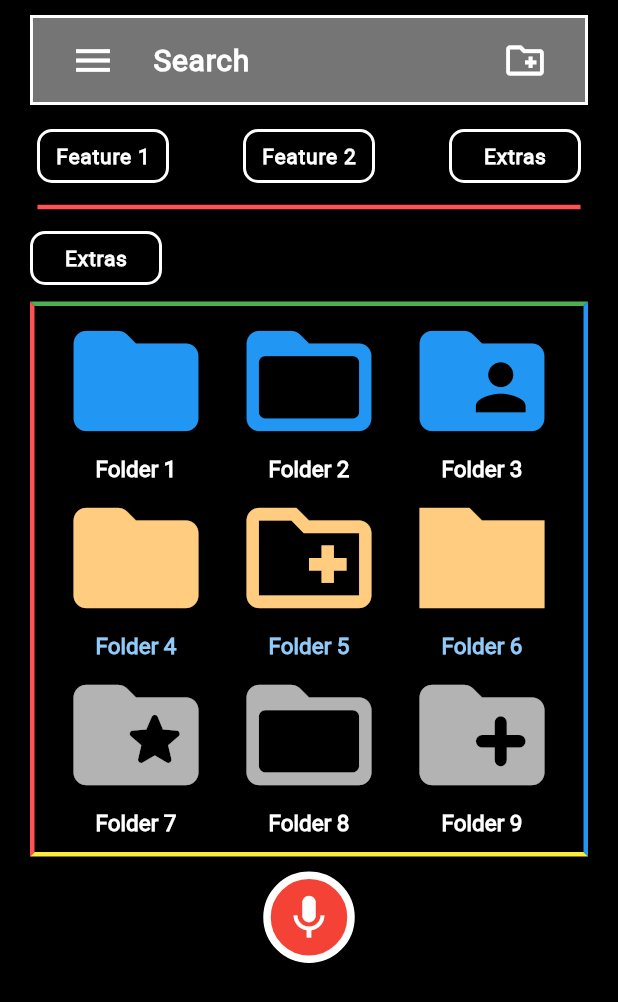
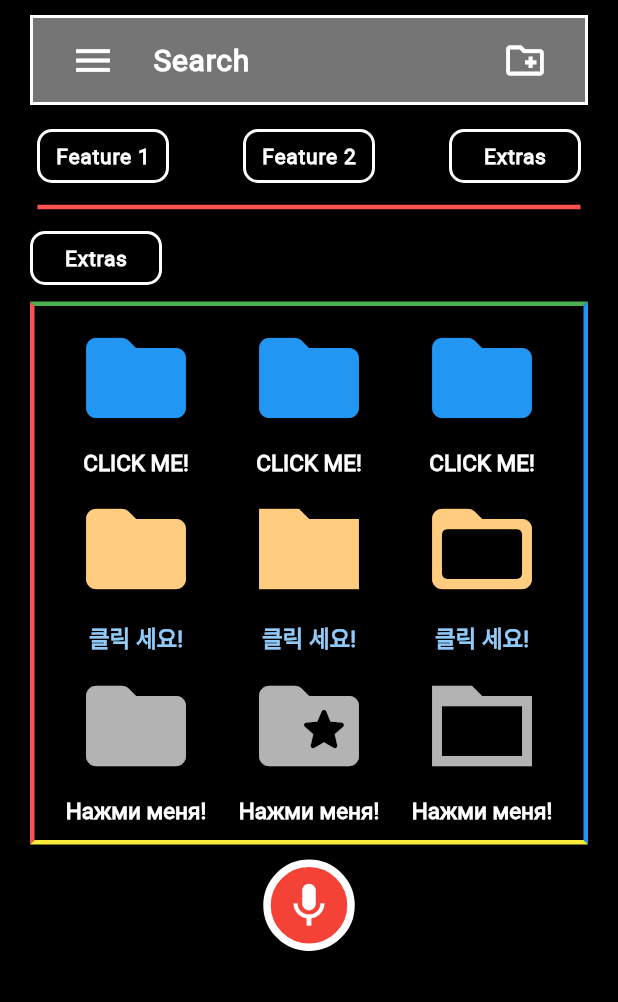
Before and after one commit to NotJustCode3/The_Complete_Recorder, a Flutter app: the screen it shows after launch, after a tap on the "library books" icon, on a phone screen of 412 x 824 dp. Shown: the top 1002 px of the screen. Run offline on Flutter 3.47's test engine with Material 2 defaults, Android fonts, the phone set to English and light mode, and no system bars.

Commit message:
Now with Korean and Russian!

```diff
--- a/AppDevelopment/complete_recorder/lib/main.dart
+++ b/AppDevelopment/complete_recorder/lib/main.dart
@@ -283,22 +283,39 @@ class Library extends StatelessWidget {
                 Row(
                   mainAxisAlignment: MainAxisAlignment.spaceAround,
                   children: <Widget>[
-                    //Text('Folder', style: TextStyle(color: Colors.white),),
-                    Icon(
-                      Icons.folder_rounded,
+                    IconButton(
+                      icon: Icon(Icons.folder_rounded),
+                      iconSize: 80.0,
                       color: Colors.blue[500],
-                      size: 100.0,
+                      //highlightColor: Colors.grey,
+                      splashColor: Colors.grey,
+                      onPressed: () {
+                        Navigator.push(context,
+                          MaterialPageRoute(builder: (context) => Folder()));
+                      },
                     ),
-                    Icon(
-                      Icons.folder_open_rounded,
+                    IconButton(
+                      icon: Icon(Icons.folder_rounded),
+                      iconSize: 80.0,
                       color: Colors.blue[500],
-                      size: 100.0,
+                      //highlightColor: Colors.grey,
+                      splashColor: Colors.grey,
+                      onPressed: () {
+                        Navigator.push(context,
+                            MaterialPageRoute(builder: (context) => Folder()));
+                      },
                     ),
-                    Icon(
-                      Icons.folder_shared_rounded,
+                    IconButton(
+                      icon: Icon(Icons.folder_rounded),
+                      iconSize: 80.0,
                       color: Colors.blue[500],
-                      size: 100.0,
-                    )
+                      //highlightColor: Colors.grey,
+                      splashColor: Colors.grey,
+                      onPressed: () {
+                        Navigator.push(context,
+                            MaterialPageRoute(builder: (context) => Folder()));
+                      },
+                    ),
                   ],
                 ),
                 //TEXT LABEL
@@ -306,7 +323,7 @@ class Library extends StatelessWidget {
                     mainAxisAlignment: MainAxisAlignment.spaceAround,
                     children: <Widget>[
                       Text(
-                        'Folder 1',
+                        'CLICK ME!',
                         style: TextStyle(
                             color: Colors.white,
                             fontSize: 15.0,
@@ -314,7 +331,7 @@ class Library extends StatelessWidget {
                             fontWeight: FontWeight.bold),
                       ),
                       Text(
-                        'Folder 2',
+                        'CLICK ME!',
                         style: TextStyle(
                             color: Colors.white,
                             fontSize: 15.0,
@@ -322,7 +339,7 @@ class Library extends StatelessWidget {
                             fontWeight: FontWeight.bold),
                       ),
                       Text(
-                        'Folder 3',
+                        'CLICK ME!',
                         style: TextStyle(
                             color: Colors.white,
                             fontSize: 15.0,
@@ -334,21 +351,39 @@ class Library extends StatelessWidget {
                   mainAxisAlignment: MainAxisAlignment.spaceAround,
                   children: <Widget>[
                     //Text('Folder', style: TextStyle(color: Colors.white),),
-                    Icon(
-                      Icons.folder_rounded,
+                    IconButton(
+                      icon: Icon(Icons.folder_rounded),
+                      iconSize: 80.0,
                       color: Colors.orange[200],
-                      size: 100.0,
+                      //highlightColor: Colors.grey,
+                      splashColor: Colors.grey,
+                      onPressed: () {
+                        Navigator.push(context,
+                            MaterialPageRoute(builder: (context) => Folder()));
+                      },
                     ),
-                    Icon(
-                      Icons.create_new_folder_outlined,
+                    IconButton(
+                      icon: Icon(Icons.folder_sharp),
+                      iconSize: 80.0,
                       color: Colors.orange[200],
-                      size: 100.0,
+                      //highlightColor: Colors.grey,
+                      splashColor: Colors.grey,
+                      onPressed: () {
+                        Navigator.push(context,
+                            MaterialPageRoute(builder: (context) => Folder()));
+                      },
                     ),
-                    Icon(
-                      Icons.folder_sharp,
+                    IconButton(
+                      icon: Icon(Icons.folder_open_rounded),
+                      iconSize: 80.0,
                       color: Colors.orange[200],
-                      size: 100.0,
-                    )
+                      //highlightColor: Colors.grey,
+                      splashColor: Colors.grey,
+                      onPressed: () {
+                        Navigator.push(context,
+                            MaterialPageRoute(builder: (context) => Folder()));
+                      },
+                    ),
                   ],
                 ),
                 //TEXT LABEL
@@ -356,7 +391,7 @@ class Library extends StatelessWidget {
                     mainAxisAlignment: MainAxisAlignment.spaceAround,
                     children: <Widget>[
                       Text(
-                        'Folder 4',
+                        '클릭 세요!',
                         style: TextStyle(
                             color: Colors.blue[200],
                             fontSize: 15.0,
@@ -364,7 +399,7 @@ class Library extends StatelessWidget {
                             fontWeight: FontWeight.bold),
                       ),
                       Text(
-                        'Folder 5',
+                        '클릭 세요!',
                         style: TextStyle(
                             color: Colors.blue[200],
                             fontSize: 15.0,
@@ -372,7 +407,7 @@ class Library extends StatelessWidget {
                             fontWeight: FontWeight.bold),
                       ),
                       Text(
-                        'Folder 6',
+                        '클릭 세요!',
                         style: TextStyle(
                             color: Colors.blue[200],
                             fontSize: 15.0,
@@ -384,28 +419,46 @@ class Library extends StatelessWidget {
                   mainAxisAlignment: MainAxisAlignment.spaceAround,
                   children: <Widget>[
                     //Text('Folder', style: TextStyle(color: Colors.white),),
-                    Icon(
-                      Icons.folder_special_rounded,
+                    IconButton(
+                      icon: Icon(Icons.folder_rounded),
+                      iconSize: 80.0,
                       color: Colors.white70,
-                      size: 100.0,
+                      //highlightColor: Colors.grey,
+                      splashColor: Colors.grey,
+                      onPressed: () {
+                        Navigator.push(context,
+                            MaterialPageRoute(builder: (context) => Folder()));
+                      },
                     ),
-                    Icon(
-                      Icons.folder_open_rounded,
+                    IconButton(
+                      icon: Icon(Icons.folder_special_rounded),
+                      iconSize: 80.0,
                       color: Colors.white70,
-                      size: 100.0,
+                      //highlightColor: Colors.grey,
+                      splashColor: Colors.grey,
+                      onPressed: () {
+                        Navigator.push(context,
+                            MaterialPageRoute(builder: (context) => Folder()));
+                      },
                     ),
-                    Icon(
-                      Icons.create_new_folder_rounded,
+                    IconButton(
+                      icon: Icon(Icons.folder_open_sharp),
+                      iconSize: 80.0,
                       color: Colors.white70,
-                      size: 100.0,
-                    )
+                      //highlightColor: Colors.grey,
+                      splashColor: Colors.grey,
+                      onPressed: () {
+                        Navigator.push(context,
+                            MaterialPageRoute(builder: (context) => Folder()));
+                      },
+                    ),
                   ],
                 ),
                 Row(
                     mainAxisAlignment: MainAxisAlignment.spaceAround,
                     children: <Widget>[
                       Text(
-                        'Folder 7',
+                        'Нажми меня!',
                         style: TextStyle(
                             color: Colors.white,
                             fontSize: 15.0,
@@ -413,7 +466,7 @@ class Library extends StatelessWidget {
                             fontWeight: FontWeight.bold),
                       ),
                       Text(
-                        'Folder 8',
+                        'Нажми меня!',
                         style: TextStyle(
                             color: Colors.white,
                             fontSize: 15.0,
@@ -421,7 +474,7 @@ class Library extends StatelessWidget {
                             fontWeight: FontWeight.bold),
                       ),
                       Text(
-                        'Folder 9',
+                        'Нажми меня!',
                         style: TextStyle(
                             color: Colors.white,
                             fontSize: 15.0,
```
